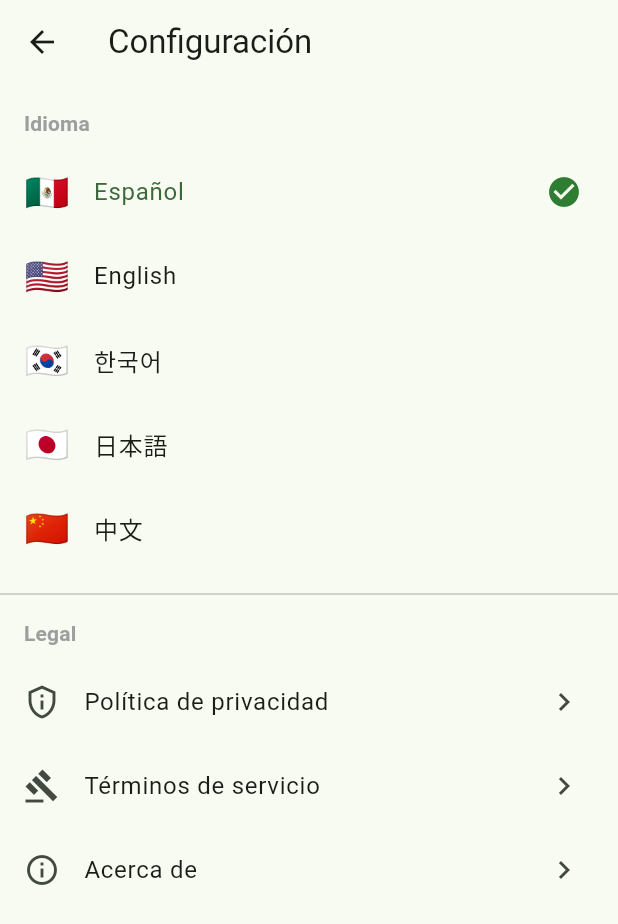
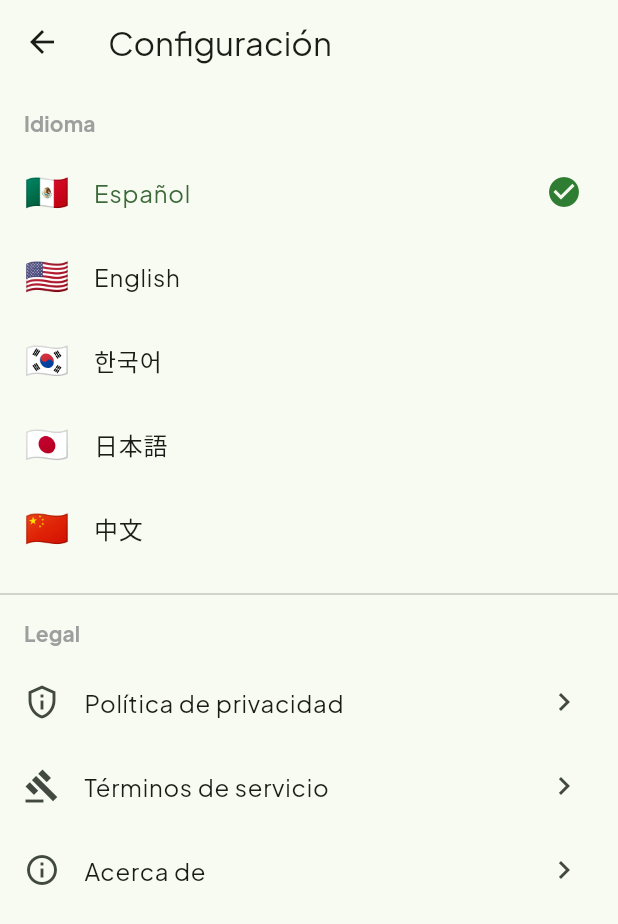
Before and after one commit to ffwyhsfz64-maker/RentaVoz, a Flutter app: the HomeScreen screen opened directly, item 3 of the bottom bar chosen, after a tap on the "settings" icon, on a phone screen of 412 x 824 dp. Shown: the top 924 px of the screen. Run offline on Flutter 3.47's test engine with Material 3 defaults, Android fonts, the phone set to English and light mode, and no system bars; our stand-ins replace cached_network_image, cloud_firestore, file_picker, firebase_analytics, firebase_auth, firebase_core and 13 more; accounts and stored records are empty.

Commit message:
feat: 모던 UI 개선 — 폰트, 지도, 홈, 프로필 디자인 업데이트
- 폰트: 앱 전체 Plus Jakarta Sans 적용 (google_fonts)
- 리뷰 카드: 그라디언트 플레이스홀더 글자 → 집 아이콘으로 교체
- 피드: SearchBar delegate 높이 오버플로우 수정 (102 → 114px)
- 홈: FAB 스케일 애니메이션, 탭 아이콘 세트 개선, NavigationBar 그림자
- 지도: 범례 가로 pill 형태, 리뷰 수 녹색 배지, 줌 버튼 카드 스타일
       리뷰 카드 슬라이드업 애니메이션 + null 오류 수정 (_lastSelected)
- 프로필: TabBar 라운드 인디케이터, 헤더 원복

Co-Authored-By: Claude Sonnet 4.6 <noreply@anthropic.com>

```diff
--- a/lib/screens/feed_screen.dart
+++ b/lib/screens/feed_screen.dart
@@ -309,7 +309,7 @@ class _SearchBarDelegate extends SliverPersistentHeaderDelegate {
   const _SearchBarDelegate({required this.child});
   final Widget child;
 
-  static const _height = 102.0; // searchbar(56) + chips(42) + padding(4)
+  static const _height = 114.0; // searchbar(56) + top/bottom padding(12) + chips(42) + bottom(4)
 
   @override
   double get minExtent => _height;
--- a/lib/screens/home_screen.dart
+++ b/lib/screens/home_screen.dart
@@ -12,8 +12,9 @@ class HomeScreen extends StatefulWidget {
   State<HomeScreen> createState() => _HomeScreenState();
 }
 
-class _HomeScreenState extends State<HomeScreen> {
+class _HomeScreenState extends State<HomeScreen> with SingleTickerProviderStateMixin {
   int _currentIndex = 0;
+  late final AnimationController _fabController;
 
   final List<Widget> _screens = const [
     FeedScreen(),
@@ -22,28 +23,87 @@ class _HomeScreenState extends State<HomeScreen> {
   ];
 
   @override
+  void initState() {
+    super.initState();
+    _fabController = AnimationController(
+      vsync: this,
+      duration: const Duration(milliseconds: 200),
+    )..forward();
+  }
+
+  @override
+  void dispose() {
+    _fabController.dispose();
+    super.dispose();
+  }
+
+  void _onTabChanged(int i) {
+    _fabController.reverse().then((_) {
+      setState(() => _currentIndex = i);
+      _fabController.forward();
+    });
+  }
+
+  @override
   Widget build(BuildContext context) {
     final s = S.of(context)!;
+    final colorScheme = Theme.of(context).colorScheme;
+
     return Scaffold(
-      body: _screens[_currentIndex],
-      bottomNavigationBar: NavigationBar(
-        selectedIndex: _currentIndex,
-        onDestinationSelected: (i) => setState(() => _currentIndex = i),
-        destinations: [
-          NavigationDestination(icon: const Icon(Icons.feed_outlined), selectedIcon: const Icon(Icons.feed), label: s.tabHome),
-          NavigationDestination(icon: const Icon(Icons.map_outlined), selectedIcon: const Icon(Icons.map), label: s.tabMap),
-          NavigationDestination(icon: const Icon(Icons.person_outline), selectedIcon: const Icon(Icons.person), label: s.tabProfile),
-        ],
+      body: AnimatedSwitcher(
+        duration: const Duration(milliseconds: 200),
+        child: _screens[_currentIndex],
       ),
-      floatingActionButton: FloatingActionButton.extended(
-        onPressed: () {
-          Navigator.push(
+      extendBody: true,
+      bottomNavigationBar: Container(
+        decoration: BoxDecoration(
+          boxShadow: [
+            BoxShadow(
+              color: Colors.black.withAlpha(20),
+              blurRadius: 20,
+              offset: const Offset(0, -4),
+            ),
+          ],
+        ),
+        child: NavigationBar(
+          selectedIndex: _currentIndex,
+          onDestinationSelected: _onTabChanged,
+          elevation: 0,
+          height: 64,
+          labelBehavior: NavigationDestinationLabelBehavior.alwaysShow,
+          indicatorColor: colorScheme.primaryContainer,
+          destinations: [
+            NavigationDestination(
+              icon: const Icon(Icons.article_outlined),
+              selectedIcon: Icon(Icons.article, color: colorScheme.onPrimaryContainer),
+              label: s.tabHome,
+            ),
+            NavigationDestination(
+              icon: const Icon(Icons.map_outlined),
+              selectedIcon: Icon(Icons.map_rounded, color: colorScheme.onPrimaryContainer),
+              label: s.tabMap,
+            ),
+            NavigationDestination(
+              icon: const Icon(Icons.person_outline_rounded),
+              selectedIcon: Icon(Icons.person_rounded, color: colorScheme.onPrimaryContainer),
+              label: s.tabProfile,
+            ),
+          ],
+        ),
+      ),
+      floatingActionButton: ScaleTransition(
+        scale: CurvedAnimation(parent: _fabController, curve: Curves.easeOutBack),
+        child: FloatingActionButton.extended(
+          onPressed: () => Navigator.push(
             context,
             MaterialPageRoute(builder: (_) => const WriteReviewScreen()),
-          );
-        },
-        icon: const Icon(Icons.rate_review_outlined),
-        label: Text(s.newReview),
+          ),
+          backgroundColor: colorScheme.primary,
+          foregroundColor: colorScheme.onPrimary,
+          elevation: 4,
+          icon: const Icon(Icons.rate_review_rounded),
+          label: Text(s.newReview, style: const TextStyle(fontWeight: FontWeight.w600)),
+        ),
       ),
     );
   }
--- a/lib/screens/profile_screen.dart
+++ b/lib/screens/profile_screen.dart
@@ -252,10 +252,19 @@ class _ProfileScreenState extends State<ProfileScreen> with SingleTickerProvider
                 delegate: _TabBarDelegate(
                   TabBar(
                     controller: _tabController,
+                    indicatorSize: TabBarIndicatorSize.tab,
+                    indicator: BoxDecoration(
+                      color: const Color(0xFF2E7D32).withAlpha(20),
+                      borderRadius: BorderRadius.circular(10),
+                    ),
+                    labelColor: const Color(0xFF2E7D32),
+                    unselectedLabelColor: Colors.grey,
+                    labelStyle: const TextStyle(fontWeight: FontWeight.w600, fontSize: 13),
+                    dividerColor: Colors.transparent,
                     tabs: [
                       Tab(text: s.profileMyReviews),
                       Tab(text: s.profileSavedReviews),
-                      Tab(icon: const Icon(Icons.notifications_none, size: 20)),
+                      const Tab(icon: Icon(Icons.notifications_none_rounded, size: 20)),
                     ],
                   ),
                 ),
--- a/lib/widgets/review_card.dart
+++ b/lib/widgets/review_card.dart
@@ -246,7 +246,6 @@ class _GradientPlaceholder extends StatelessWidget {
 
   @override
   Widget build(BuildContext context) {
-    final initial = address.isNotEmpty ? address[0].toUpperCase() : '?';
     return Container(
       decoration: BoxDecoration(
         gradient: LinearGradient(
@@ -256,10 +255,7 @@ class _GradientPlaceholder extends StatelessWidget {
         ),
       ),
       child: Center(
-        child: Text(
-          initial,
-          style: const TextStyle(color: Colors.white38, fontSize: 72, fontWeight: FontWeight.bold),
-        ),
+        child: Icon(Icons.home_outlined, size: 56, color: Colors.white24),
       ),
     );
   }
--- a/pubspec.yaml
+++ b/pubspec.yaml
@@ -64,6 +64,7 @@ dependencies:
   firebase_crashlytics: ^5.2.7
   firebase_analytics: ^12.4.6
   firebase_messaging: ^16.5.0
+  google_fonts: ^6.2.1
 
 dev_dependencies:
   flutter_test:
```
Also changed, not shown: lib/main.dart (+7 -0 lines), lib/screens/map_screen.dart (+99 -62 lines), pubspec.lock.
